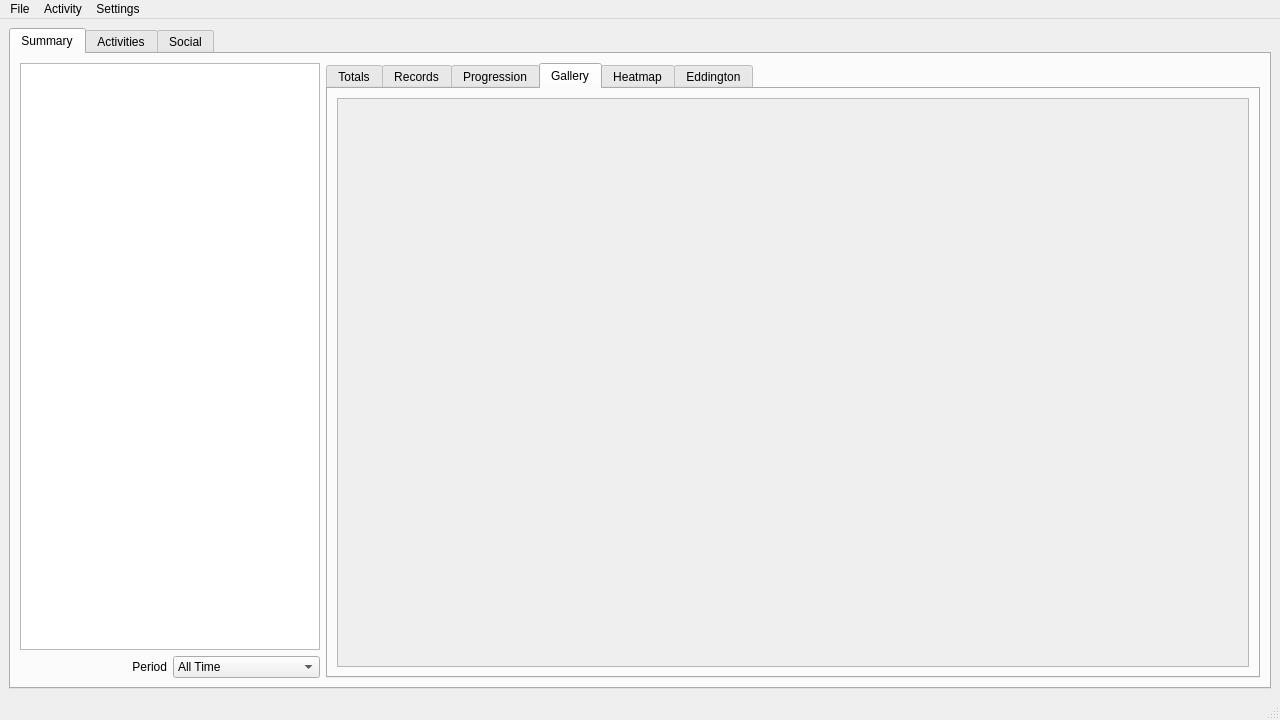
Qt form resources/ui/main.ui (TomFryers/activate) before a commit.
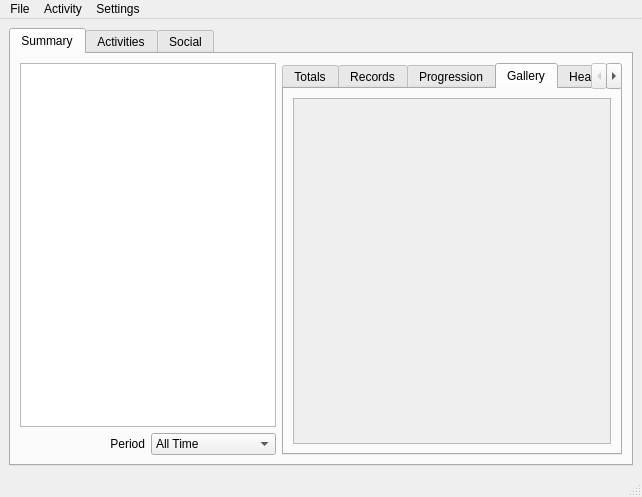
The same form after that commit. The open tabs and pages were chosen to show the change. Custom widgets are drawn as their Qt base class.

Commit message: Maximise main and activity view windows by default

Diff of the .ui file:
```diff
--- a/resources/ui/main.ui
+++ b/resources/ui/main.ui
@@ -2,14 +2,6 @@
 <ui version="4.0">
  <class>main_window</class>
  <widget class="QMainWindow" name="main_window">
-  <property name="geometry">
-   <rect>
-    <x>0</x>
-    <y>0</y>
-    <width>1280</width>
-    <height>720</height>
-   </rect>
-  </property>
   <property name="windowTitle">
    <string>Activate</string>
   </property>
@@ -238,8 +230,8 @@
                 <rect>
                  <x>0</x>
                  <y>0</y>
-                 <width>597</width>
-                 <height>553</height>
+                 <width>96</width>
+                 <height>26</height>
                 </rect>
                </property>
               </widget>
@@ -427,7 +419,7 @@
     <rect>
      <x>0</x>
      <y>0</y>
-     <width>1280</width>
+     <width>652</width>
      <height>30</height>
     </rect>
    </property>
```
The commit also changes 2 other files.
